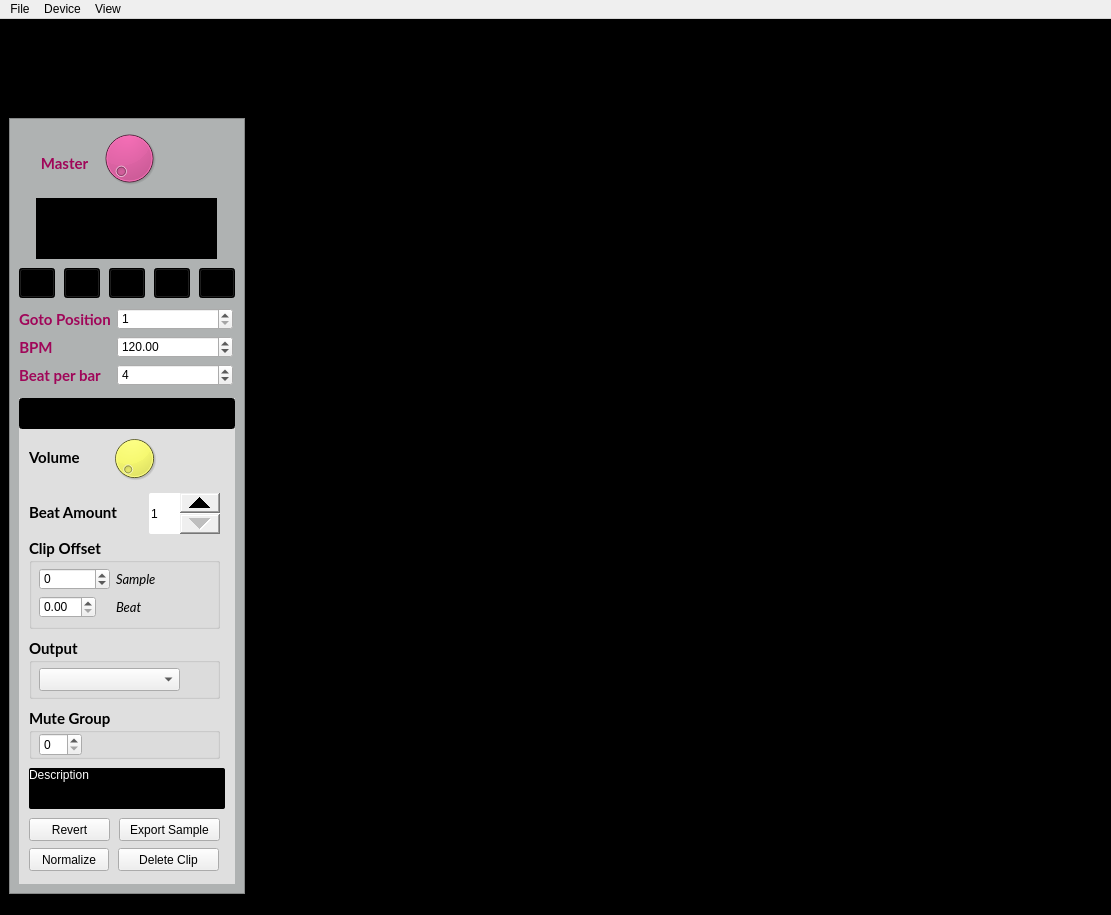
Before: the Qt Designer form superboucle/gui_ui.ui in Vampouille/superboucle, drawn with Qt 5.
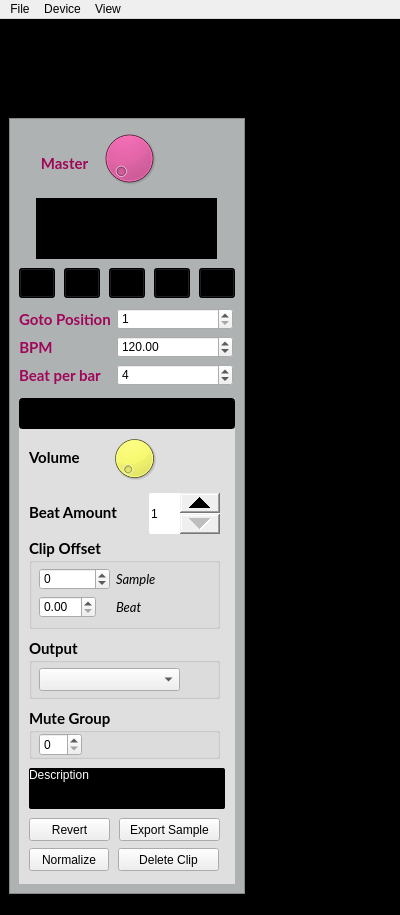
After: the same form once the commit is applied. Icons and pictures are not drawn. Custom widgets are drawn as their Qt base class.

Commit message: Allow smaller interface

What changed in the file:
```diff
--- a/superboucle/gui_ui.ui
+++ b/superboucle/gui_ui.ui
@@ -6,10 +6,16 @@
    <rect>
     <x>0</x>
     <y>0</y>
-    <width>1111</width>
+    <width>400</width>
     <height>915</height>
    </rect>
   </property>
+  <property name="sizePolicy">
+   <sizepolicy hsizetype="MinimumExpanding" vsizetype="MinimumExpanding">
+    <horstretch>0</horstretch>
+    <verstretch>0</verstretch>
+   </sizepolicy>
+  </property>
   <property name="windowTitle">
    <string>Super Boucle</string>
   </property>
@@ -837,7 +843,7 @@
     <rect>
      <x>0</x>
      <y>0</y>
-     <width>1111</width>
+     <width>400</width>
      <height>20</height>
     </rect>
    </property>
```
Left out of the diff: 6 changed lines with no effect on the pictures. The commit also changes 1 other file.
